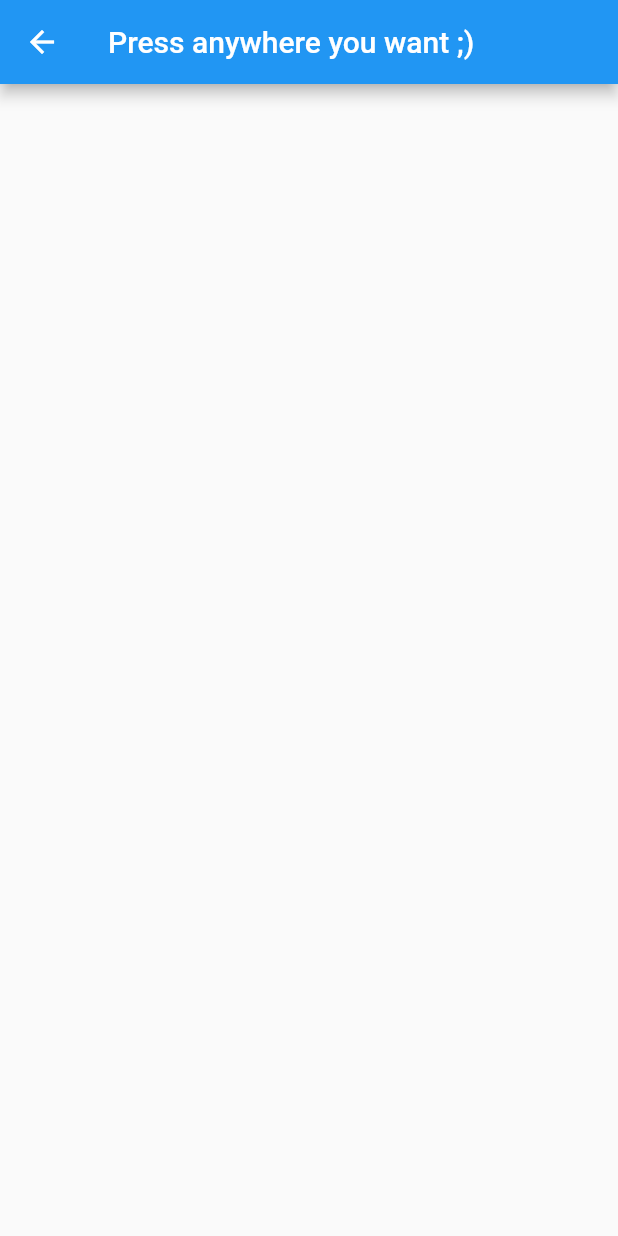
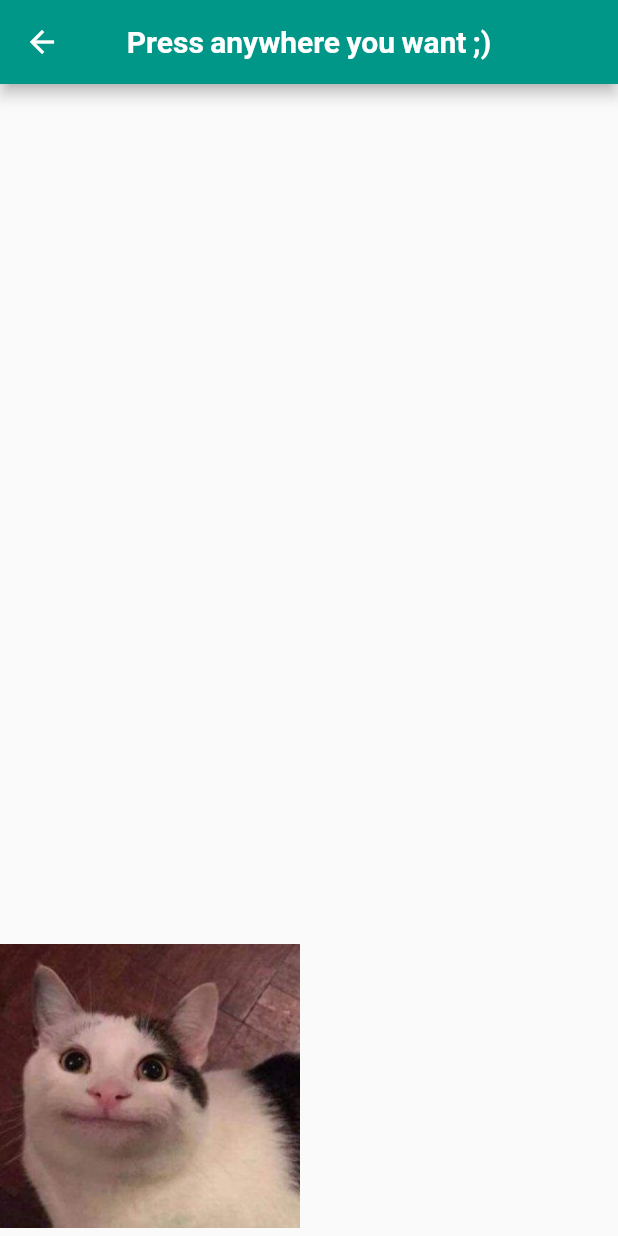
Before and after one commit to tatarmagda/todoapp, a Flutter app: the CatsPage screen opened directly, on a phone screen of 412 x 824 dp. Run offline on Flutter 3.47's test engine with Material 2 defaults, Android fonts, the phone set to English and light mode, and no system bars; our stand-ins replace font_awesome_flutter, google_fonts, shared_preferences; accounts and stored records are empty.

Commit message:
work on dark/light mode

```diff
--- a/lib/Screens/cats_pages.dart
+++ b/lib/Screens/cats_pages.dart
@@ -21,6 +21,9 @@ class _CatsPageState extends State<CatsPage> {
       },
       child: Scaffold(
         appBar: AppBar(
+          backgroundColor: Theme.of(context).appBarTheme.backgroundColor,
+          centerTitle: true,
+          titleTextStyle: Theme.of(context).textTheme.headline1,
           title: Text("Press anywhere you want ;)"),
         ),
         body: AnimatedCat(),
@@ -29,7 +32,7 @@ class _CatsPageState extends State<CatsPage> {
   }
 
   AnimatedCat() {
-    Container(
+    return Container(
       width: double.infinity,
       height: double.infinity,
       child: AnimatedAlign(
--- a/lib/Screens/home_drawer.dart
+++ b/lib/Screens/home_drawer.dart
@@ -23,8 +23,10 @@ class _MyHomePageState extends State<MyHomePage> {
     ThemeProvider themeProvider = Provider.of<ThemeProvider>(context);
     return Scaffold(
         appBar: AppBar(
+          backgroundColor: Theme.of(context).appBarTheme.backgroundColor,
           centerTitle: true,
           title: Text(" To Do App"),
+          titleTextStyle: Theme.of(context).textTheme.headline1,
           leading: Builder(
             builder: (context) => IconButton(
               icon: Icon(FontAwesomeIcons.ellipsis),
--- a/lib/theme/theme_provider.dart
+++ b/lib/theme/theme_provider.dart
@@ -4,7 +4,13 @@ import 'package:shared_preferences/shared_preferences.dart';
 class ThemeProvider extends ChangeNotifier {
   late ThemeData _selectedTheme;
 
-  ThemeData light = ThemeData.light().copyWith(backgroundColor: Colors.white);
+  ThemeData light = ThemeData.light().copyWith(
+      backgroundColor: Colors.white,
+      appBarTheme: const AppBarTheme(backgroundColor: Colors.teal),
+      textTheme: TextTheme(
+        headline1: TextStyle(
+            color: Colors.white, fontSize: 20, fontWeight: FontWeight.bold),
+      ));
 
   ThemeData dark = ThemeData.dark().copyWith(backgroundColor: Colors.black);
 
```
Also changed, not shown: assets/profilowe.jpg (added).
